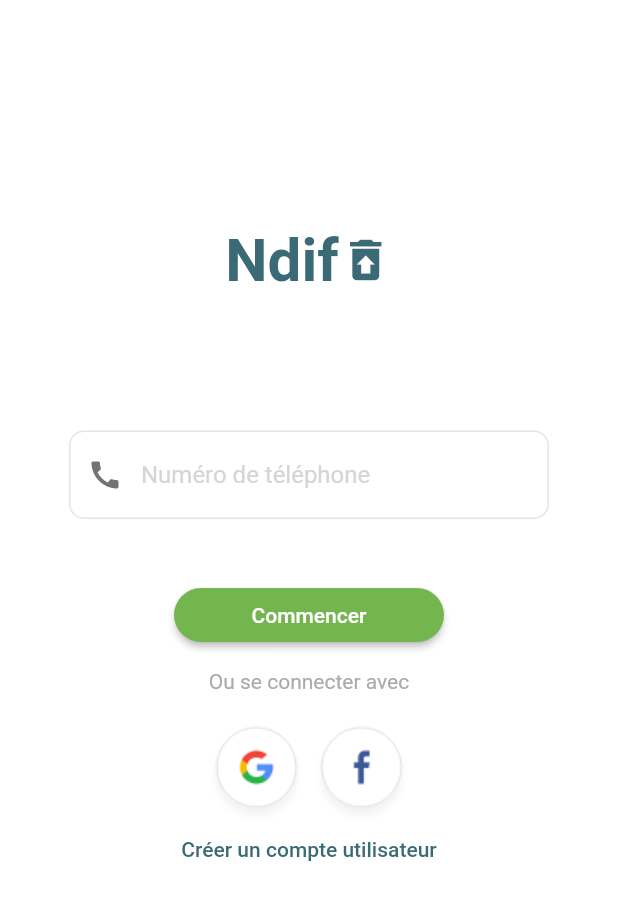
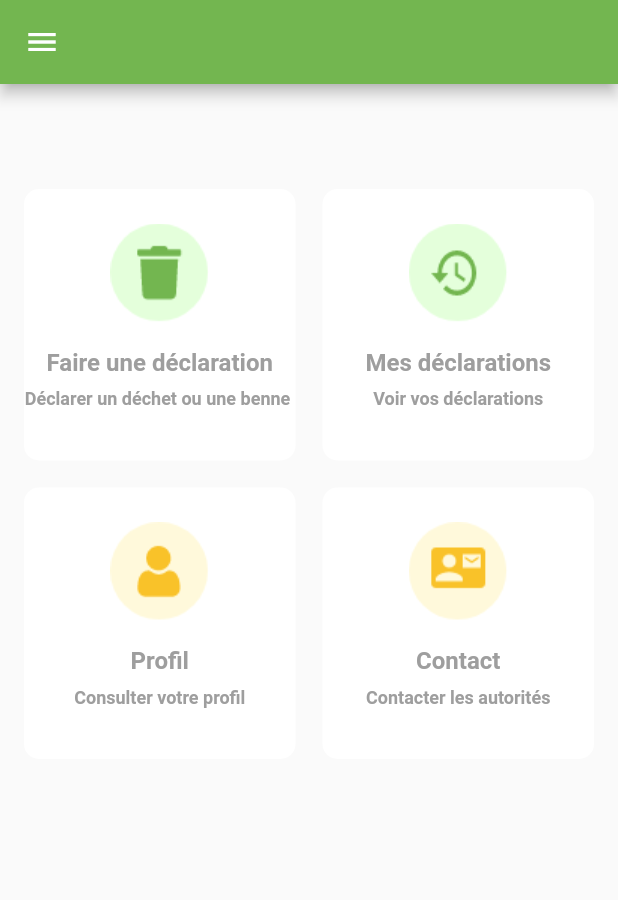
Before and after one commit to haidour18/EquipeNdif, a Flutter app: the screen it shows after launch, on a phone screen of 412 x 824 dp. Shown: the top 900 px of the screen. Run offline on Flutter 3.47's test engine with Material 2 defaults, Android fonts, the phone set to English and light mode, and no system bars.

Commit message:
"Inscription et login Screens finalisé et menu complet"

```diff
--- a/lib/main.dart
+++ b/lib/main.dart
@@ -1,3 +1,5 @@
+import 'package:equipendif/pages/Acceuil.dart';
+import 'package:equipendif/pages/Inscription2.dart';
 import 'package:equipendif/pages/home.dart';
 import 'package:equipendif/pages/login.dart';
 import 'package:equipendif/pages/welcome.dart';
@@ -14,7 +16,7 @@ class MyApp extends StatelessWidget {
       theme: ThemeData(
         primarySwatch: Colors.blue,
       ),
-      home: Login(),
+      home:Acceuil(),
     );
   }
 }
--- /dev/null
+++ b/lib/pages/Acceuil.dart
@@ -0,0 +1,40 @@
+import 'package:equipendif/pages/GridMenu.dart';
+import 'package:equipendif/pages/MyDrawer.dart';
+import 'package:flutter/material.dart';
+class Acceuil extends StatefulWidget {
+  @override
+  _AcceuilState createState() => _AcceuilState();
+
+}
+
+
+
+class _AcceuilState extends State<Acceuil> {
+
+  @override
+  Widget build(BuildContext context) {
+
+    return Scaffold(
+appBar: AppBar(
+  backgroundColor: Color(0xff73B650),
+  centerTitle: true,
+),
+        drawer: MyDrawer(
+
+
+        ),
+        body: Padding(
+
+          padding: const EdgeInsets.only(top:0),
+        child: Column(
+          children: <Widget>[
+
+
+            GridMenu(),
+          ],
+        ),
+      )
+
+    );
+  }
+}
--- a/lib/pages/Contact.dart
+++ b/lib/pages/Contact.dart
@@ -15,7 +15,6 @@ class _ContactState extends State<Contact> {
         backgroundColor: Colors.green,
         title: Text('Contact'),
       ),
-      drawer: MyDrawer(),
     );
   }
 }
--- /dev/null
+++ b/lib/pages/GridMenu.dart
@@ -0,0 +1,89 @@
+import 'package:flutter/material.dart';
+class GridMenu extends StatelessWidget {
+  Items item1 = new Items(
+      title: "Faire une déclaration",
+      subtitle: "Déclarer un déchet ou une benne ",
+      img: "assets/icontrash.png",);
+
+  Items item2 = new Items(
+    title: "Mes déclarations",
+    subtitle: "Voir vos déclarations",
+    img: "assets/Historic.png",
+  );
+  Items item3 = new Items(
+    title: "Profil",
+    subtitle: "Consulter votre profil",
+    img: "assets/Profil.png",
+  );
+  Items item4 = new Items(
+    title: "Contact",
+    subtitle: "Contacter les autorités",
+    img: "assets/Contact.png",
+  );
+  @override
+  Widget build(BuildContext context) {
+    List<Items> myList = [item1, item2, item3, item4];
+
+    var color = 0xffFFFFFF;
+    return Flexible(
+      child: GridView.count(
+          childAspectRatio: 1.0,
+          padding: EdgeInsets.only(top:70,left: 16, right: 16),
+          crossAxisCount: 2,
+          crossAxisSpacing: 18,
+          mainAxisSpacing: 18,
+          children: myList.map((data) {
+            return Container(
+              decoration: BoxDecoration(
+                  color: Color(color), borderRadius: BorderRadius.circular(10)),
+              child: Column(
+                mainAxisAlignment: MainAxisAlignment.center,
+                children: <Widget>[
+                  Image.asset(
+                    data.img,
+                    width: 72,
+                  ),
+                  SizedBox(
+                    height: 14,
+                  ),
+                  Text(
+                    data.title,
+                    style:
+                   TextStyle(
+                            color: Colors.grey,
+                            fontSize: 16,
+                            fontWeight: FontWeight.bold),
+                  ),
+                  SizedBox(
+                    height: 8,
+                  ),
+                  Text(
+                    data.subtitle,
+                    style:
+                      TextStyle(
+                            color: Colors.grey,
+                            fontSize: 12,
+                            fontWeight: FontWeight.w600),
+                  ),
+                  SizedBox(
+                    height: 14,
+                  ),
+
+                ],
+              ),
+            );
+          }).toList()),
+    );
+  }
+  }
+
+
+
+
+class Items {
+  String title;
+  String subtitle;
+
+  String img;
+  Items({this.title, this.subtitle, this.img});
+}
--- a/lib/pages/login.dart
+++ b/lib/pages/login.dart
@@ -72,7 +72,7 @@ padding: EdgeInsets.only(top: 150),
                         splashColor: Colors.white,
                         color: Color(0xff73B650),
                         child: Text(
-                          'Commencer',
+                          'Se connecter',
                           style:
                           TextStyle(color: Colors.white, fontSize: 14.0),
                         ),
@@ -99,7 +99,7 @@ padding: EdgeInsets.only(top: 150),
 
                     },
                     child: Text(
-                      'Créer un compte utilisateur' ,
+                      'Créer un compte utilisateur ?'  ,
                       style: TextStyle(color: Color(0xff3A6A75), fontSize: 14.0),
                     ),
                   ),
```
Also changed, not shown: lib/pages/Inscription.dart (added, +151 -0 lines), lib/pages/Inscription2.dart (added, +356 -0 lines), pubspec.yaml (+7 -0 lines), assets/Contact.png (added), assets/Historic.png (added), assets/Profil.png (added), assets/facebook.png (added), assets/google.png (added), assets/icontrash.png (added), assets/inscrire.png (added), 1 other file.
